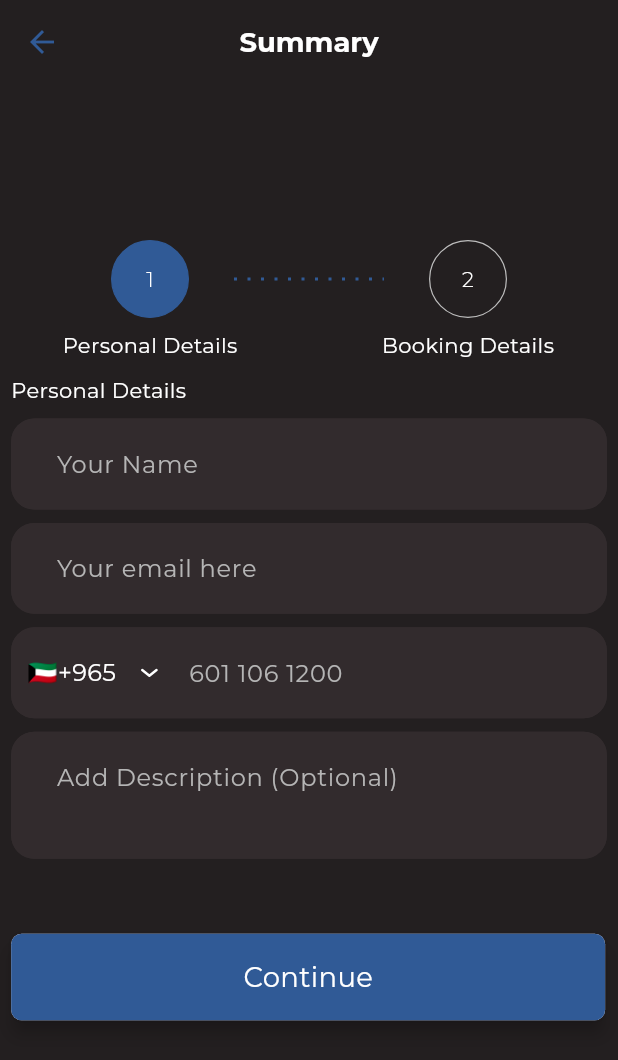
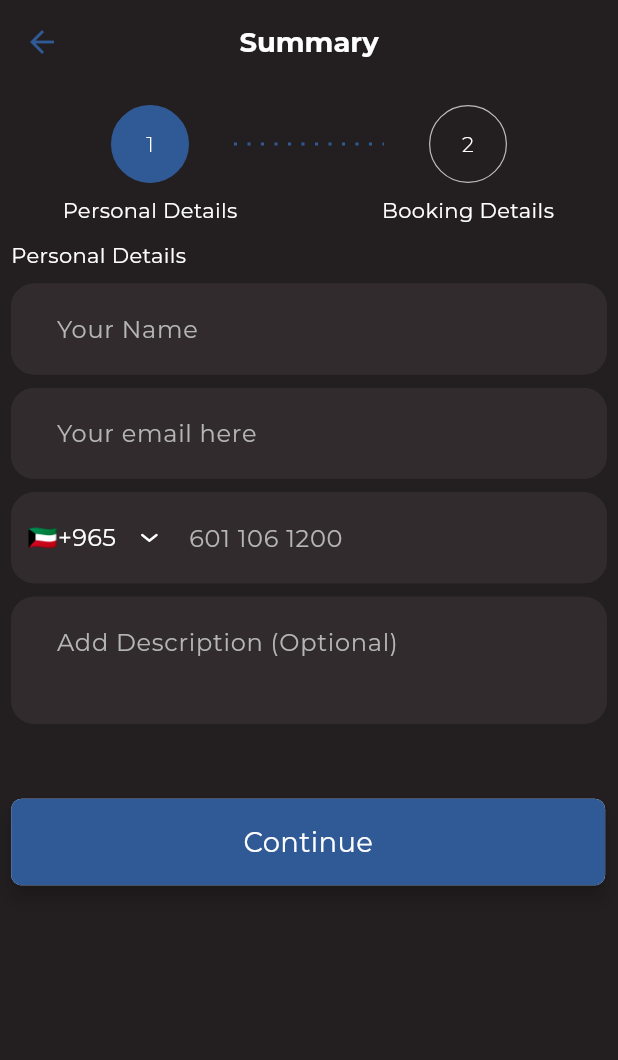
Before and after one commit to SquareHouse-me/propell_app, a Flutter app: the SummaryStepper screen opened directly, on a phone screen of 412 x 824 dp. Shown: the top 1060 px of the screen. Run offline on Flutter 3.47's test engine with Material 3 defaults, Android fonts, the phone set to English and light mode, and no system bars; drawn by our look-alikes of easy_stepper; our stand-ins replace cached_network_image, country_picker, firebase_core, firebase_messaging, flutter_local_notifications, flutter_screenutil and 10 more; missing offline and left inert: flutter_inappwebview, responsive_grid_list; accounts and stored records are empty; network calls fail.

Commit message:
update the color of main theme and fixed out

```diff
--- a/lib/main.dart
+++ b/lib/main.dart
@@ -7,6 +7,7 @@ import 'package:flutter_screenutil/flutter_screenutil.dart';
 import 'package:get/get.dart';
 import 'package:get_it/get_it.dart';
 import 'package:google_fonts/google_fonts.dart';
+import 'package:propell/configs/res/colors.dart';
 import 'package:propell/data/repository/home_repo.dart';
 import 'package:propell/data/repository/summary_repo.dart';
 import 'package:propell/firebase_options.dart';
@@ -66,7 +67,7 @@ class MyApp extends StatelessWidget {
 
             scaffoldBackgroundColor:
                 Color(0xFF231F20), // Background color for the app
-            primaryColor: Color(0XFF00AD8D), // Primary color
+            primaryColor: AppColor.kGreen1Color, // Primary color
           ),
           debugShowCheckedModeBanner: false,
           builder: (context, child) => ResponsiveBreakpoints.builder(
--- a/lib/views/dashBoard/booking_calander.dart
+++ b/lib/views/dashBoard/booking_calander.dart
@@ -64,7 +64,7 @@ class _BookingCalanderState extends State<BookingCalander> {
       //   child: ,
       // ),
       appBar: PreferredSize(
-          preferredSize: Size.fromHeight(isMobile ? 150 : 100),
+          preferredSize: Size.fromHeight(isMobile ? 60 : 100),
           child: ResponsiveBreakpoints.of(context).isMobile
               ? AppbarWidget(
                   title: 'Date & Time',
--- a/lib/views/dashBoard/home_view.dart
+++ b/lib/views/dashBoard/home_view.dart
@@ -20,7 +20,7 @@ class HomeView extends StatelessWidget {
     return Scaffold(
       backgroundColor: AppColor.kPrimary,
       appBar: PreferredSize(
-          preferredSize: Size.fromHeight(isMobile ? 150 : 100),
+          preferredSize: Size.fromHeight(isMobile ? 60 : 100),
           child: isMobile
               ? AppbarWidget(
                   title: '',
--- a/lib/views/summary/summary_view.dart
+++ b/lib/views/summary/summary_view.dart
@@ -33,7 +33,7 @@ class _SummaryStepperState extends State<SummaryStepper> {
     return Scaffold(
       backgroundColor: AppColor.kPrimary,
       appBar: PreferredSize(
-          preferredSize: Size.fromHeight(isMobile ? 150 : 100),
+          preferredSize: Size.fromHeight(isMobile ? 60 : 100),
           child: isMobile
               ? AppbarWidget(
                   title: 'Summary',
```
Also changed, not shown: 1 other file.
